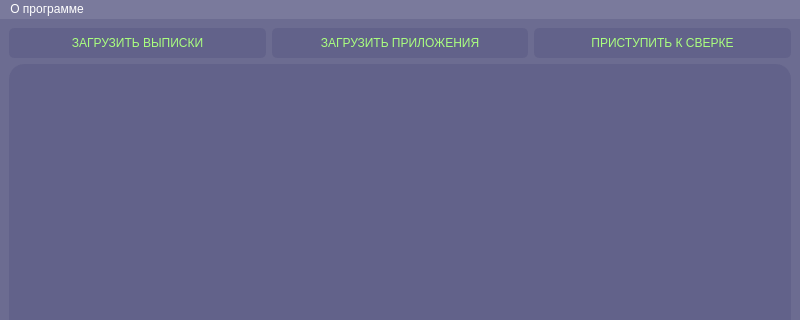
Before: the Qt Designer form project/MainForm.ui in Bors1k/dohody_two, drawn with Qt 5; both pictures show x 0 to 800 and y 0 to 320 of the 800 by 600 pixel window.
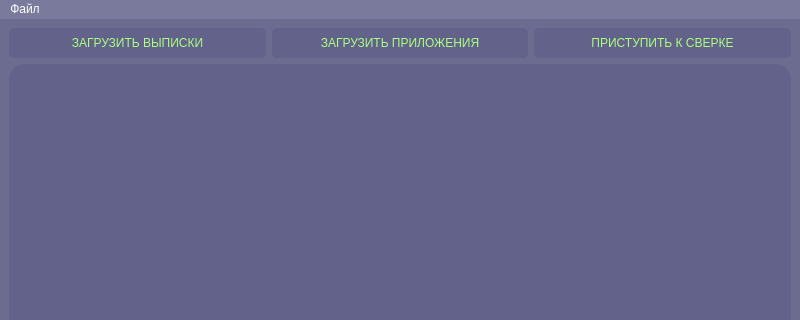
After: the same form once the commit is applied.

Diff of the .ui file:
```diff
--- a/project/MainForm.ui
+++ b/project/MainForm.ui
@@ -158,7 +158,7 @@
    </property>
    <widget class="QMenu" name="menu">
     <property name="title">
-     <string>О программе</string>
+     <string>Файл</string>
     </property>
     <addaction name="menu_2"/>
    </widget>
```
Left out of the diff: 6 changed lines with no effect on the pictures.
